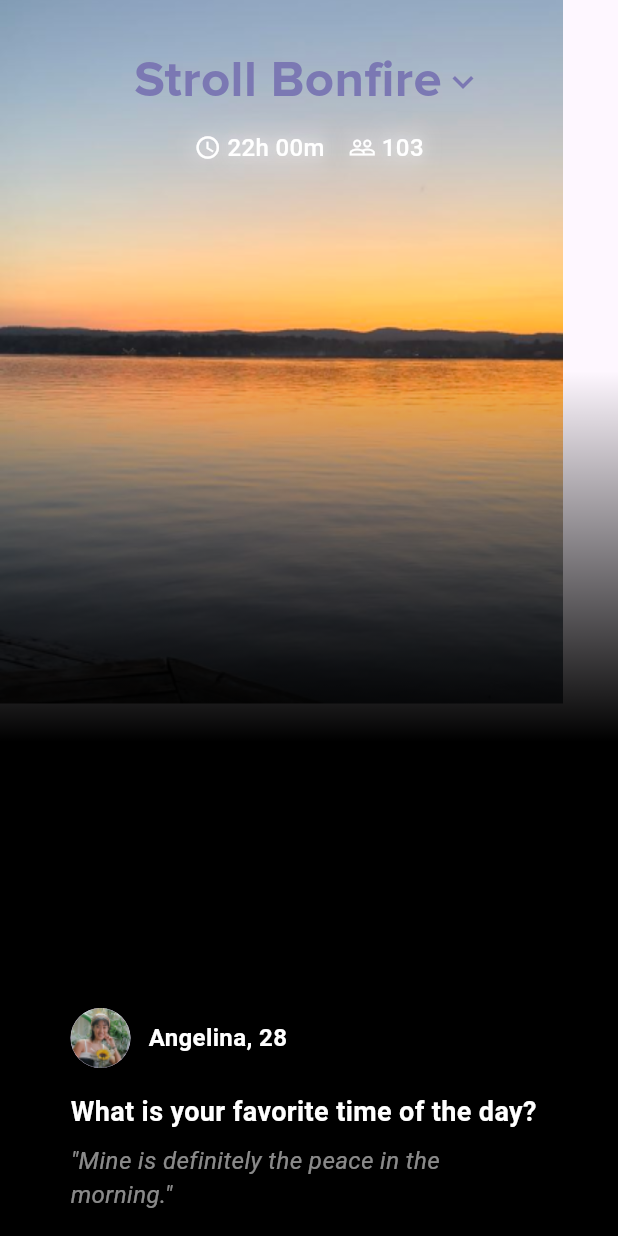
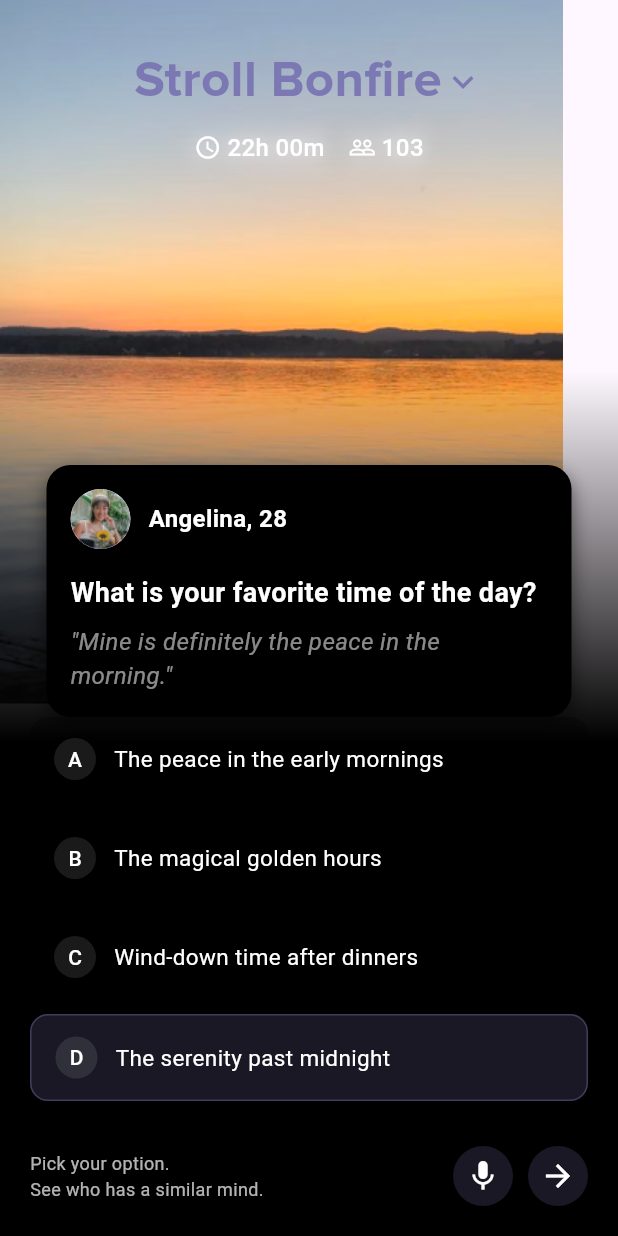
Before and after one commit to kumar-gautam24/stroll, a Flutter app: the screen it shows after launch, on a phone screen of 412 x 824 dp. Run offline on Flutter 3.47's test engine with Material 3 defaults, Android fonts, the phone set to English and light mode, and no system bars.

Commit message:
all the elements are added now match the ui

```diff
--- a/lib/home_screen.dart
+++ b/lib/home_screen.dart
@@ -1,10 +1,24 @@
 import 'package:flutter/material.dart';
-
 import 'widgets/glowing_text.dart';
 import 'widgets/nametag.dart';
 
-class HomeScreen extends StatelessWidget {
+class HomeScreen extends StatefulWidget {
   const HomeScreen({super.key});
+
+  @override
+  State<HomeScreen> createState() => _HomeScreenState();
+}
+
+class _HomeScreenState extends State<HomeScreen> {
+  String selectedOption = 'D'; // Default selected option
+
+  // List of options
+  final List<Map<String, String>> options = [
+    {'letter': 'A', 'text': 'The peace in the early mornings'},
+    {'letter': 'B', 'text': 'The magical golden hours'},
+    {'letter': 'C', 'text': 'Wind-down time after dinners'},
+    {'letter': 'D', 'text': 'The serenity past midnight'},
+  ];
 
   @override
   Widget build(BuildContext context) {
@@ -40,9 +54,7 @@ class HomeScreen extends StatelessWidget {
                         fontFamily: 'Proxima Nova',
                         fontSize: 34,
                         fontWeight: FontWeight.w700,
-                        color: const Color.fromARGB(
-                            255, 123, 120, 179), // rgba(204, 200, 255, 1)
-                        // height: 1.22,
+                        color: const Color.fromARGB(255, 123, 120, 179),
                       ),
                     ),
                     Icon(
@@ -75,6 +87,58 @@ class HomeScreen extends StatelessWidget {
                 ),
                 Spacer(),
                 NameTag(),
+                // Options
+                Padding(
+                  padding: const EdgeInsets.symmetric(horizontal: 20),
+                  child: Column(
+                    children: options
+                        .map((option) => Column(
+                              children: [
+                                _buildOption(
+                                  option['letter']!,
+                                  option['text']!,
+                                  isSelected:
+                                      selectedOption == option['letter'],
+                                  onTap: () =>
+                                      _handleOptionSelect(option['letter']!),
+                                ),
+                                const SizedBox(height: 10),
+                              ],
+                            ))
+                        .toList(),
+                  ),
+                ),
+                // Bottom text and actions
+                Padding(
+                  padding: const EdgeInsets.all(20),
+                  child: Row(
+                    children: [
+                      Column(
+                        crossAxisAlignment: CrossAxisAlignment.start,
+                        children: const [
+                          Text(
+                            'Pick your option.',
+                            style: TextStyle(
+                              color: Colors.white70,
+                              fontSize: 12,
+                            ),
+                          ),
+                          Text(
+                            'See who has a similar mind.',
+                            style: TextStyle(
+                              color: Colors.white70,
+                              fontSize: 12,
+                            ),
+                          ),
+                        ],
+                      ),
+                      Spacer(),
+                      _buildActionButton(Icons.mic),
+                      SizedBox(width: 10),
+                      _buildActionButton(Icons.arrow_forward),
+                    ],
+                  ),
+                ),
               ],
             ),
           )
@@ -82,4 +146,79 @@ class HomeScreen extends StatelessWidget {
       ),
     );
   }
+
+  Widget _buildOption(
+    String letter,
+    String text, {
+    bool isSelected = false,
+    required VoidCallback onTap,
+  }) {
+    return GestureDetector(
+      onTap: onTap,
+      child: Container(
+        padding: const EdgeInsets.symmetric(horizontal: 16, vertical: 14),
+        decoration: BoxDecoration(
+          color: isSelected
+              ? const Color(0xFF7B78B3).withAlpha(51)
+              : const Color(0xFF000000).withAlpha(77),
+          borderRadius: BorderRadius.circular(12),
+          border: isSelected
+              ? Border.all(
+                  color: const Color(0xFF7B78B3).withAlpha(102),
+                  width: 1,
+                )
+              : null,
+        ),
+        child: Row(
+          children: [
+            Container(
+              width: 28,
+              height: 28,
+              decoration: BoxDecoration(
+                shape: BoxShape.circle,
+                color: Colors.white.withAlpha(26),
+              ),
+              child: Center(
+                child: Text(
+                  letter,
+                  style: const TextStyle(
+                    color: Colors.white,
+                    fontSize: 14,
+                    fontWeight: FontWeight.w500,
+                  ),
+                ),
+              ),
+            ),
+            const SizedBox(width: 12),
+            Text(
+              text,
+              style: const TextStyle(
+                color: Colors.white,
+                fontSize: 15,
+                fontWeight: FontWeight.w400,
+              ),
+            ),
+          ],
+        ),
+      ),
+    );
+  }
+
+  Widget _buildActionButton(IconData icon) {
+    return Container(
+      padding: EdgeInsets.all(8),
+      decoration: BoxDecoration(
+        shape: BoxShape.circle,
+        color: Color(0xFF7B78B3).withAlpha(51),
+      ),
+      child: Icon(icon, color: Colors.white),
+    );
+  }
+
+  void _handleOptionSelect(String letter) {
+    setState(() {
+      selectedOption = letter;
+    });
+    // Add any additional logic here when an option is selected
+  }
 }
```
